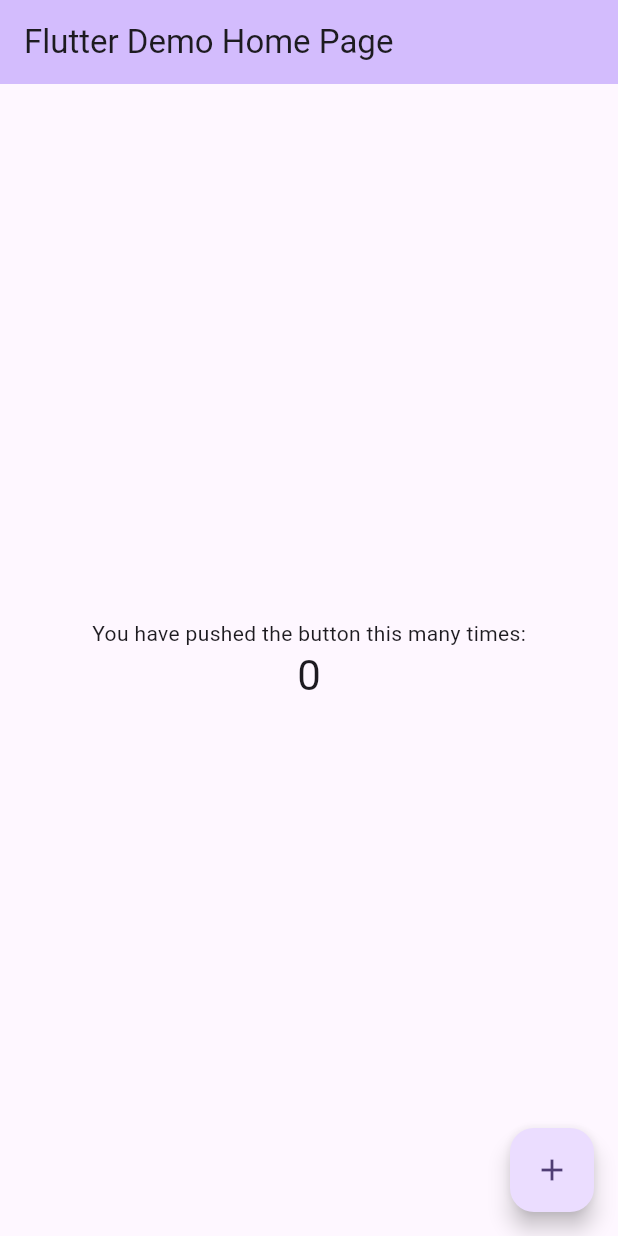
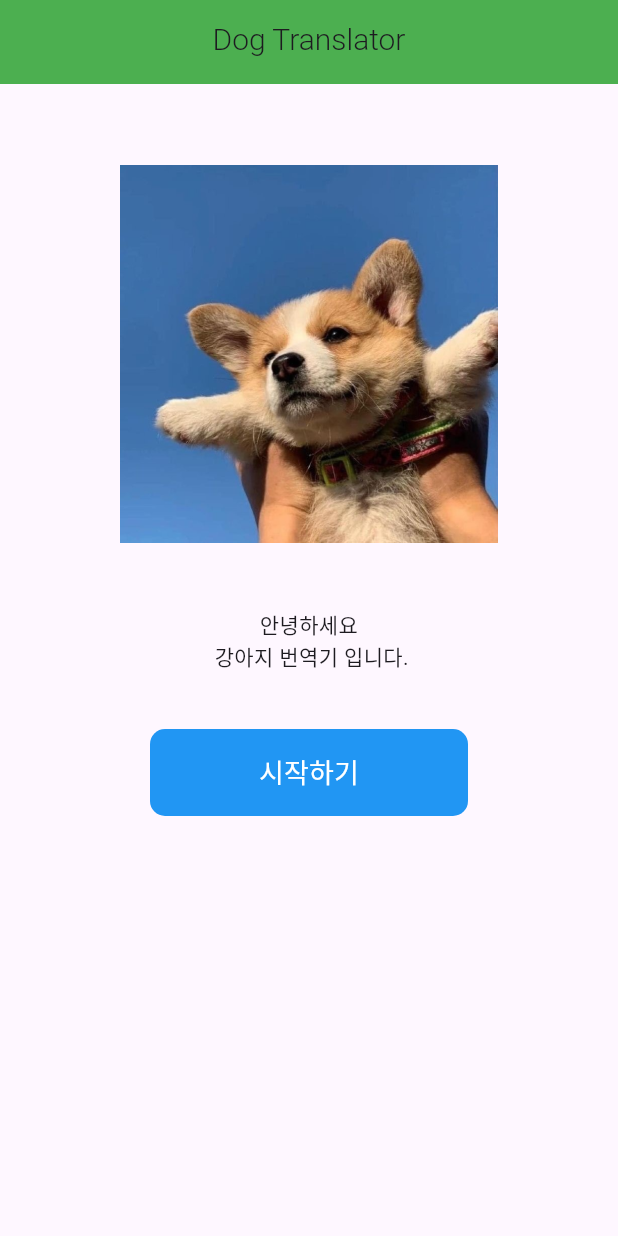
Before and after one commit to kiraki3/dog_translator__demo_flutter, a Flutter app: the screen it shows after launch, on a phone screen of 412 x 824 dp. Run offline on Flutter 3.47's test engine with Material 3 defaults, Android fonts, the phone set to English and light mode, and no system bars.

Commit message:
Implement HomePage layout with image, text, and button

```diff
--- a/lib/main.dart
+++ b/lib/main.dart
@@ -1,125 +1,18 @@
+import 'package:dog_translator__demo_flutter/pages/pages.dart';
 import 'package:flutter/material.dart';
 
 void main() {
-  runApp(const MyApp());
+  runApp(const App());
 }
 
-class MyApp extends StatelessWidget {
-  const MyApp({super.key});
+class App extends StatelessWidget {
+  const App({super.key});
 
-  // This widget is the root of your application.
   @override
   Widget build(BuildContext context) {
-    return MaterialApp(
-      title: 'Flutter Demo',
-      theme: ThemeData(
-        // This is the theme of your application.
-        //
-        // TRY THIS: Try running your application with "flutter run". You'll see
-        // the application has a purple toolbar. Then, without quitting the app,
-        // try changing the seedColor in the colorScheme below to Colors.green
-        // and then invoke "hot reload" (save your changes or press the "hot
-        // reload" button in a Flutter-supported IDE, or press "r" if you used
-        // the command line to start the app).
-        //
-        // Notice that the counter didn't reset back to zero; the application
-        // state is not lost during the reload. To reset the state, use hot
-        // restart instead.
-        //
-        // This works for code too, not just values: Most code changes can be
-        // tested with just a hot reload.
-        colorScheme: ColorScheme.fromSeed(seedColor: Colors.deepPurple),
-        useMaterial3: true,
-      ),
-      home: const MyHomePage(title: 'Flutter Demo Home Page'),
+    return const MaterialApp(
+      title: 'Dog Translator',
+      home: HomePage(),
     );
   }
 }
-
-class MyHomePage extends StatefulWidget {
-  const MyHomePage({super.key, required this.title});
-
-  // This widget is the home page of your application. It is stateful, meaning
-  // that it has a State object (defined below) that contains fields that affect
-  // how it looks.
-
-  // This class is the configuration for the state. It holds the values (in this
-  // case the title) provided by the parent (in this case the App widget) and
-  // used by the build method of the State. Fields in a Widget subclass are
-  // always marked "final".
-
-  final String title;
-
-  @override
-  State<MyHomePage> createState() => _MyHomePageState();
-}
-
-class _MyHomePageState extends State<MyHomePage> {
-  int _counter = 0;
-
-  void _incrementCounter() {
-    setState(() {
-      // This call to setState tells the Flutter framework that something has
-      // changed in this State, which causes it to rerun the build method below
-      // so that the display can reflect the updated values. If we changed
-      // _counter without calling setState(), then the build method would not be
-      // called again, and so nothing would appear to happen.
-      _counter++;
-    });
-  }
-
-  @override
-  Widget build(BuildContext context) {
-    // This method is rerun every time setState is called, for instance as done
-    // by the _incrementCounter method above.
-    //
-    // The Flutter framework has been optimized to make rerunning build methods
-    // fast, so that you can just rebuild anything that needs updating rather
-    // than having to individually change instances of widgets.
-    return Scaffold(
-      appBar: AppBar(
-        // TRY THIS: Try changing the color here to a specific color (to
-        // Colors.amber, perhaps?) and trigger a hot reload to see the AppBar
-        // change color while the other colors stay the same.
-        backgroundColor: Theme.of(context).colorScheme.inversePrimary,
-        // Here we take the value from the MyHomePage object that was created by
-        // the App.build method, and use it to set our appbar title.
-        title: Text(widget.title),
-      ),
-      body: Center(
-        // Center is a layout widget. It takes a single child and positions it
-        // in the middle of the parent.
-        child: Column(
-          // Column is also a layout widget. It takes a list of children and
-          // arranges them vertically. By default, it sizes itself to fit its
-          // children horizontally, and tries to be as tall as its parent.
-          //
-          // Column has various properties to control how it sizes itself and
-          // how it positions its children. Here we use mainAxisAlignment to
-          // center the children vertically; the main axis here is the vertical
-          // axis because Columns are vertical (the cross axis would be
-          // horizontal).
-          //
-          // TRY THIS: Invoke "debug painting" (choose the "Toggle Debug Paint"
-          // action in the IDE, or press "p" in the console), to see the
-          // wireframe for each widget.
-          mainAxisAlignment: MainAxisAlignment.center,
-          children: <Widget>[
-            const Text(
-              'You have pushed the button this many times:',
-            ),
-            Text(
-              '$_counter',
-              style: Theme.of(context).textTheme.headlineMedium,
-            ),
-          ],
-        ),
-      ),
-      floatingActionButton: FloatingActionButton(
-        onPressed: _incrementCounter,
-        tooltip: 'Increment',
-        child: const Icon(Icons.add),
-      ), // This trailing comma makes auto-formatting nicer for build methods.
-    );
-  }
-}
--- /dev/null
+++ b/lib/pages/home_page.dart
@@ -0,0 +1,73 @@
+import 'package:flutter/material.dart';
+
+class HomePage extends StatelessWidget {
+  const HomePage({super.key});
+
+  @override
+  Widget build(BuildContext context) {
+    return Scaffold(
+      appBar: AppBar(
+        title: const Padding(
+          padding: EdgeInsets.only(bottom: 5.0),
+          child: Text(
+            'Dog Translator',
+            style: TextStyle(
+              fontSize: 20,
+              fontWeight: FontWeight.w300,
+            ),
+          ),
+        ),
+        centerTitle: true,
+        backgroundColor: Colors.green,
+      ),
+      body: Stack(
+        children: [
+          const Positioned(
+            top: 30,
+            left: 80,
+            right: 80,
+            child: Image(
+              image: AssetImage('assets/puppy_logo.jpg'),
+              width: 200,
+              height: 300,
+            ),
+          ),
+          const Positioned(
+            top: 350,
+            left: 0,
+            right: 0,
+            child: Text(
+              '안녕하세요 \n 강아지 번역기 입니다.',
+              textAlign: TextAlign.center,
+            ),
+          ),
+          Positioned(
+            top: 430,
+            left: 100,
+            right: 100,
+            child: Container(
+              padding: const EdgeInsets.symmetric(vertical: 5),
+              decoration: BoxDecoration(
+                color: Colors.blue,
+                borderRadius: BorderRadius.circular(10),
+              ),
+              child: TextButton(
+                onPressed: () {
+                  // 버튼이 눌렸을 때의 동작
+                },
+                child: const Text(
+                  '시작하기',
+                  style: TextStyle(color: Colors.white, fontSize: 18),
+                ),
+              ),
+            ),
+          ),
+        ],
+      ),
+      // child: Text(
+      //     'Hello, Flutter!',
+      //     style: TextStyle(fontSize: 24),
+      //   ),
+    );
+  }
+}
--- /dev/null
+++ b/lib/pages/pages.dart
@@ -0,0 +1 @@
+export 'home_page.dart';
```
Also changed, not shown: pubspec.yaml (+6 -3 lines), assets/micimage.png (added), assets/pausebutton.png (added), assets/playbutton.png (added), assets/puppy_logo.jpg (added), assets/recordicon.png (added), assets/recordstop.png (added), assets/resultstopbutton.png (added), assets/stopbutton.png (added), assets/ubdong.jpg (added), pubspec.lock, 6 other files.
